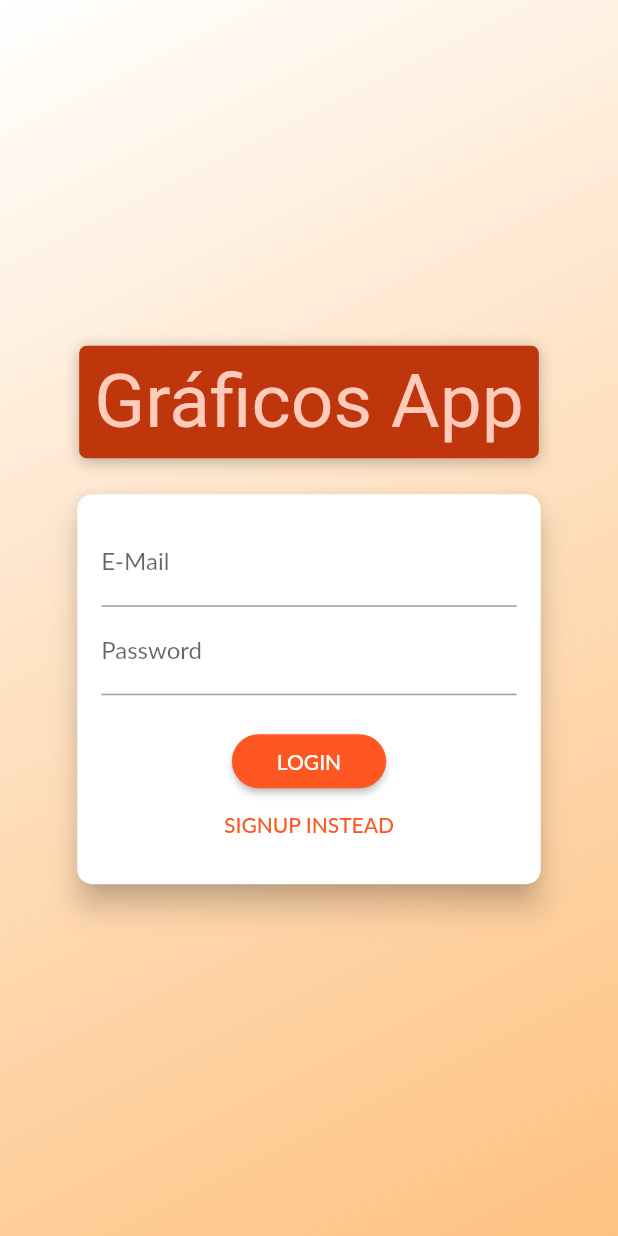
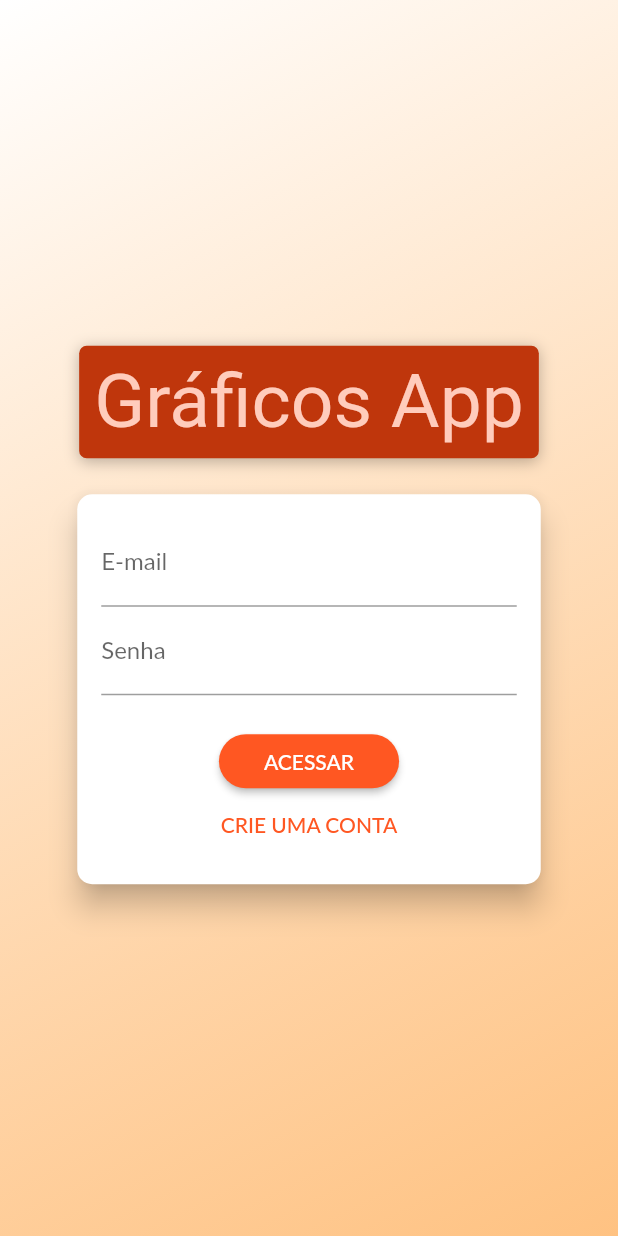
Before and after one commit to lucascicco/FLUTTER-CHARTS-APP, a Flutter app: the screen it shows after launch, on a phone screen of 412 x 824 dp. Run offline on Flutter 3.47's test engine with Material 2 defaults, Android fonts, the phone set to English and light mode, and no system bars; our stand-ins replace shared_preferences; Roboto replaces fonts that are missing (Anton, Lato).

Commit message:
auth_screen inserted into the project plus PROVIDER state

```diff
--- a/lib/main.dart
+++ b/lib/main.dart
@@ -2,7 +2,6 @@ import 'package:flutter/material.dart';
 import 'package:provider/provider.dart';
 import './providers/auth.dart';
 
-import './screens/splash_screen.dart';
 import './screens/auth_screen.dart';
 
 void main() {
@@ -26,16 +25,7 @@ class MyApp extends StatelessWidget {
             accentColor: Colors.deepOrangeAccent,
             fontFamily: 'Lato',
           ),
-          home: auth.isAuth
-              ? Text('Authenticated')
-              : FutureBuilder(
-                  future: auth.tryAutoLogin(),
-                  builder: (ctx, authResultSnapshot) =>
-                      authResultSnapshot.connectionState ==
-                              ConnectionState.waiting
-                          ? SplashScreen()
-                          : AuthScreen(),
-                ),
+          home: auth.isAuth ? Text('Authenticated') : AuthScreen(),
           routes: {},
         ),
       ),
--- a/lib/screens/auth_screen.dart
+++ b/lib/screens/auth_screen.dart
@@ -1,5 +1,3 @@
-import 'dart:math';
-
 import 'package:flutter/material.dart';
 import '../widgets/auth_widget.dart';
 
--- a/lib/widgets/auth_widget.dart
+++ b/lib/widgets/auth_widget.dart
@@ -67,11 +67,11 @@ class _AuthCardState extends State<AuthCard>
     showDialog(
       context: context,
       builder: (ctx) => AlertDialog(
-        title: Text('An Error Occurred!'),
+        title: Text('Um erro aconteceu'),
         content: Text(message),
         actions: <Widget>[
           FlatButton(
-            child: Text('Okay'),
+            child: Text('Entendi'),
             onPressed: () {
               Navigator.of(ctx).pop();
             },
@@ -94,19 +94,20 @@ class _AuthCardState extends State<AuthCard>
       if (_authMode == AuthMode.Login) {
         // Log user in
         await Provider.of<Auth>(context, listen: false).login(
-          _authData['email'],
-          _authData['password'],
+          _authData['email'].trim(),
+          _authData['password'].trim(),
         );
       } else {
         // Sign user up
         await Provider.of<Auth>(context, listen: false).signup(
-          _authData['email'],
-          _authData['password'],
+          _authData['email'].trim(),
+          _authData['password'].trim(),
         );
       }
     } on HttpException {
       _showErrorDialog('Autenticação falhou');
     } catch (error) {
+      print(error);
       _showErrorDialog(
           'Não conseguimos fazer sua autenticação. Por favor, tente mais tarde.');
     }
@@ -153,11 +154,11 @@ class _AuthCardState extends State<AuthCard>
             child: Column(
               children: <Widget>[
                 TextFormField(
-                  decoration: InputDecoration(labelText: 'E-Mail'),
+                  decoration: InputDecoration(labelText: 'E-mail'),
                   keyboardType: TextInputType.emailAddress,
                   validator: (value) {
                     if (value.isEmpty || !value.contains('@')) {
-                      return 'Invalid email!';
+                      return 'E-mail inválido';
                     }
                   },
                   onSaved: (value) {
@@ -165,12 +166,12 @@ class _AuthCardState extends State<AuthCard>
                   },
                 ),
                 TextFormField(
-                  decoration: InputDecoration(labelText: 'Password'),
+                  decoration: InputDecoration(labelText: 'Senha'),
                   obscureText: true,
                   controller: _passwordController,
                   validator: (value) {
                     if (value.isEmpty || value.length < 5) {
-                      return 'Password is too short!';
+                      return 'Senha muito curta';
                     }
                   },
                   onSaved: (value) {
@@ -191,12 +192,12 @@ class _AuthCardState extends State<AuthCard>
                       child: TextFormField(
                         enabled: _authMode == AuthMode.Signup,
                         decoration:
-                            InputDecoration(labelText: 'Confirm Password'),
+                            InputDecoration(labelText: 'Confirme a senha'),
                         obscureText: true,
                         validator: _authMode == AuthMode.Signup
                             ? (value) {
                                 if (value != _passwordController.text) {
-                                  return 'Passwords do not match!';
+                                  return 'As senhas não batem';
                                 }
                               }
                             : null,
@@ -211,8 +212,8 @@ class _AuthCardState extends State<AuthCard>
                   CircularProgressIndicator()
                 else
                   RaisedButton(
-                    child:
-                        Text(_authMode == AuthMode.Login ? 'LOGIN' : 'SIGN UP'),
+                    child: Text(
+                        _authMode == AuthMode.Login ? 'ACESSAR' : 'CADASTRAR'),
                     onPressed: _submit,
                     shape: RoundedRectangleBorder(
                       borderRadius: BorderRadius.circular(30),
@@ -224,7 +225,7 @@ class _AuthCardState extends State<AuthCard>
                   ),
                 FlatButton(
                   child: Text(
-                      '${_authMode == AuthMode.Login ? 'SIGNUP' : 'LOGIN'} INSTEAD'),
+                      '${_authMode == AuthMode.Login ? 'CRIE UMA CONTA' : 'ACESSAR'}'),
                   onPressed: _switchAuthMode,
                   padding: EdgeInsets.symmetric(horizontal: 30.0, vertical: 4),
                   materialTapTargetSize: MaterialTapTargetSize.shrinkWrap,
```
Also changed, not shown: lib/providers/auth.dart (+7 -12 lines), 1 other file.
